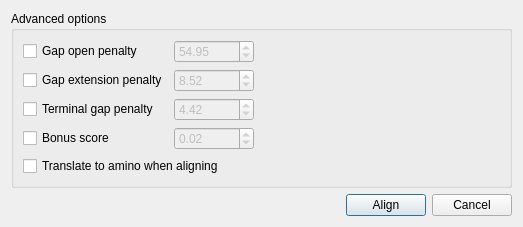
First picture: the form in src/plugins_3rdparty/kalign/src/ui/KalignDialog.ui, repository dualword/ugene-qt4, before the edit.
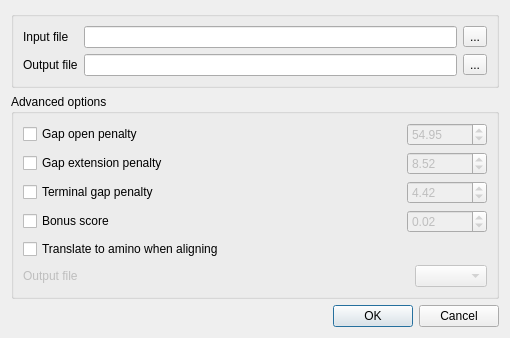
Second picture: the form after the edit.

Patch:
```diff
--- a/src/plugins_3rdparty/kalign/src/ui/KalignDialog.ui
+++ b/src/plugins_3rdparty/kalign/src/ui/KalignDialog.ui
@@ -6,22 +6,105 @@
    <rect>
     <x>0</x>
     <y>0</y>
-    <width>523</width>
-    <height>214</height>
+    <width>510</width>
+    <height>319</height>
    </rect>
   </property>
+  <property name="sizePolicy">
+   <sizepolicy hsizetype="Preferred" vsizetype="Preferred">
+    <horstretch>0</horstretch>
+    <verstretch>0</verstretch>
+   </sizepolicy>
+  </property>
+  <property name="minimumSize">
+   <size>
+    <width>510</width>
+    <height>0</height>
+   </size>
+  </property>
+  <property name="maximumSize">
+   <size>
+    <width>52300</width>
+    <height>32000</height>
+   </size>
+  </property>
   <property name="windowTitle">
    <string>Align with Kalign</string>
   </property>
+  <layout class="QVBoxLayout" name="verticalLayout_2">
+   <item>
   <layout class="QVBoxLayout" name="verticalLayout">
+     <item>
+      <widget class="QGroupBox" name="inputGroupBox">
+       <property name="sizePolicy">
+        <sizepolicy hsizetype="Expanding" vsizetype="Preferred">
+         <horstretch>0</horstretch>
+         <verstretch>0</verstretch>
+        </sizepolicy>
+       </property>
+       <property name="title">
+        <string/>
+       </property>
+       <layout class="QGridLayout" name="gridLayout_3">
+        <item row="0" column="0">
+         <layout class="QGridLayout" name="gridLayout_2">
+          <item row="0" column="0">
+           <widget class="QLabel" name="inputFileLabel">
+            <property name="text">
+             <string>Input file</string>
+            </property>
+           </widget>
+          </item>
+          <item row="0" column="1">
+           <widget class="QLineEdit" name="inputFileLineEdit"/>
+          </item>
+          <item row="0" column="2">
+           <widget class="QToolButton" name="inputFilePathButton">
+            <property name="text">
+             <string>...</string>
+            </property>
+           </widget>
+          </item>
+          <item row="1" column="0">
+           <widget class="QLabel" name="outputFileLabel">
+            <property name="text">
+             <string>Output file</string>
+            </property>
+           </widget>
+          </item>
+          <item row="1" column="1">
+           <widget class="QLineEdit" name="outputFileLineEdit"/>
+          </item>
+          <item row="1" column="2">
+           <widget class="QToolButton" name="outputFilePathButton">
+            <property name="text">
+             <string>...</string>
+            </property>
+           </widget>
+          </item>
+         </layout>
+        </item>
+       </layout>
+      </widget>
+     </item>
    <item>
     <widget class="QGroupBox" name="groupBox_2">
+       <property name="sizePolicy">
+        <sizepolicy hsizetype="Preferred" vsizetype="Preferred">
+         <horstretch>0</horstretch>
+         <verstretch>0</verstretch>
+        </sizepolicy>
+       </property>
      <property name="title">
       <string>Advanced options</string>
      </property>
-     <layout class="QVBoxLayout" name="verticalLayout_2">
-      <item>
-       <layout class="QGridLayout" name="gridLayout">
+       <layout class="QGridLayout" name="gridLayout_10">
+        <item row="0" column="0">
+         <layout class="QGridLayout" name="gridLayout_9">
+          <item row="0" column="0">
+           <layout class="QGridLayout" name="gridLayout_8">
+            <item row="0" column="0">
+             <layout class="QGridLayout" name="gridLayout_6">
         <item row="0" column="0">
          <widget class="QCheckBox" name="gapOpenCheckBox">
           <property name="enabled">
@@ -33,6 +116,19 @@
          </widget>
         </item>
         <item row="0" column="1">
+               <spacer name="horizontalSpacer_3">
+                <property name="orientation">
+                 <enum>Qt::Horizontal</enum>
+                </property>
+                <property name="sizeHint" stdset="0">
+                 <size>
+                  <width>255</width>
+                  <height>17</height>
+                 </size>
+                </property>
+               </spacer>
+              </item>
+              <item row="0" column="2">
          <widget class="QDoubleSpinBox" name="gapOpenSpinBox">
           <property name="enabled">
            <bool>false</bool>
@@ -51,20 +147,11 @@
           </property>
          </widget>
         </item>
-        <item row="0" column="2">
-         <spacer name="horizontalSpacer_3">
-          <property name="orientation">
-           <enum>Qt::Horizontal</enum>
-          </property>
-          <property name="sizeHint" stdset="0">
-           <size>
-            <width>255</width>
-            <height>17</height>
-           </size>
-          </property>
-         </spacer>
+             </layout>
         </item>
         <item row="1" column="0">
+             <layout class="QGridLayout" name="gridLayout_7">
+              <item row="0" column="0">
          <widget class="QCheckBox" name="gapExtensionPenaltyCheckBox">
           <property name="enabled">
            <bool>true</bool>
@@ -74,7 +161,20 @@
           </property>
          </widget>
         </item>
-        <item row="1" column="1">
+              <item row="0" column="1">
+               <spacer name="horizontalSpacer_4">
+                <property name="orientation">
+                 <enum>Qt::Horizontal</enum>
+                </property>
+                <property name="sizeHint" stdset="0">
+                 <size>
+                  <width>248</width>
+                  <height>20</height>
+                 </size>
+                </property>
+               </spacer>
+              </item>
+              <item row="0" column="2">
          <widget class="QDoubleSpinBox" name="gapExtensionPenaltySpinBox">
           <property name="enabled">
            <bool>false</bool>
@@ -93,20 +193,11 @@
           </property>
          </widget>
         </item>
-        <item row="1" column="2">
-         <spacer name="horizontalSpacer_4">
-          <property name="orientation">
-           <enum>Qt::Horizontal</enum>
-          </property>
-          <property name="sizeHint" stdset="0">
-           <size>
-            <width>255</width>
-            <height>20</height>
-           </size>
-          </property>
-         </spacer>
+             </layout>
         </item>
         <item row="2" column="0">
+             <layout class="QGridLayout" name="gridLayout_5">
+              <item row="0" column="0">
          <widget class="QCheckBox" name="terminalGapCheckBox">
           <property name="enabled">
            <bool>true</bool>
@@ -116,7 +207,20 @@
           </property>
          </widget>
         </item>
-        <item row="2" column="1">
+              <item row="0" column="1">
+               <spacer name="horizontalSpacer_5">
+                <property name="orientation">
+                 <enum>Qt::Horizontal</enum>
+                </property>
+                <property name="sizeHint" stdset="0">
+                 <size>
+                  <width>255</width>
+                  <height>17</height>
+                 </size>
+                </property>
+               </spacer>
+              </item>
+              <item row="0" column="2">
          <widget class="QDoubleSpinBox" name="terminalGapSpinBox">
           <property name="enabled">
            <bool>false</bool>
@@ -135,20 +239,11 @@
           </property>
          </widget>
         </item>
-        <item row="2" column="2">
-         <spacer name="horizontalSpacer_5">
-          <property name="orientation">
-           <enum>Qt::Horizontal</enum>
-          </property>
-          <property name="sizeHint" stdset="0">
-           <size>
-            <width>255</width>
-            <height>17</height>
-           </size>
-          </property>
-         </spacer>
+             </layout>
         </item>
         <item row="3" column="0">
+             <layout class="QGridLayout" name="gridLayout">
+              <item row="0" column="0">
          <widget class="QCheckBox" name="bonusScoreCheckBox">
           <property name="enabled">
            <bool>true</bool>
@@ -158,7 +253,20 @@
           </property>
          </widget>
         </item>
-        <item row="3" column="1">
+              <item row="0" column="1">
+               <spacer name="horizontalSpacer_6">
+                <property name="orientation">
+                 <enum>Qt::Horizontal</enum>
+                </property>
+                <property name="sizeHint" stdset="0">
+                 <size>
+                  <width>255</width>
+                  <height>17</height>
+                 </size>
+                </property>
+               </spacer>
+              </item>
+              <item row="0" column="2">
          <widget class="QDoubleSpinBox" name="bonusScoreSpinBox">
           <property name="enabled">
            <bool>false</bool>
@@ -177,48 +285,31 @@
           </property>
          </widget>
         </item>
-        <item row="3" column="2">
-         <spacer name="horizontalSpacer_6">
-          <property name="orientation">
-           <enum>Qt::Horizontal</enum>
-          </property>
-          <property name="sizeHint" stdset="0">
-           <size>
-            <width>255</width>
-            <height>17</height>
-           </size>
-          </property>
-         </spacer>
+             </layout>
         </item>
        </layout>
       </item>
-      <item>
+          <item row="1" column="0">
        <widget class="QCheckBox" name="translateCheckBox">
         <property name="text">
          <string>Translate to amino when aligning</string>
         </property>
        </widget>
       </item>
-     </layout>
-    </widget>
-   </item>
-   <item>
-    <spacer name="verticalSpacer">
-     <property name="orientation">
-      <enum>Qt::Vertical</enum>
-     </property>
-     <property name="sizeHint" stdset="0">
-      <size>
-       <width>20</width>
-       <height>3</height>
-      </size>
-     </property>
-    </spacer>
-   </item>
-   <item>
-    <layout class="QHBoxLayout" name="horizontalLayout">
-     <item>
-      <spacer name="horizontalSpacer">
+          <item row="2" column="0">
+           <layout class="QGridLayout" name="gridLayout_4">
+            <item row="0" column="0">
+             <widget class="QLabel" name="label">
+              <property name="enabled">
+               <bool>false</bool>
+              </property>
+              <property name="text">
+               <string>Output file</string>
+              </property>
+             </widget>
+            </item>
+            <item row="0" column="1">
+             <spacer name="horizontalSpacer_2">
        <property name="orientation">
         <enum>Qt::Horizontal</enum>
        </property>
@@ -230,25 +321,29 @@
        </property>
       </spacer>
      </item>
-     <item>
-      <widget class="QPushButton" name="alignButton">
-       <property name="text">
-        <string>Align</string>
-       </property>
-       <property name="default">
-        <bool>true</bool>
-       </property>
-      </widget>
-     </item>
-     <item>
-      <widget class="QPushButton" name="cancelButton">
-       <property name="text">
-        <string>Cancel</string>
-       </property>
+            <item row="0" column="2">
+             <widget class="QComboBox" name="translationTableBox">
+              <property name="enabled">
+               <bool>false</bool>
+              </property>
+             </widget>
+            </item>
+           </layout>
+          </item>
+         </layout>
+        </item>
+       </layout>
       </widget>
      </item>
     </layout>
    </item>
+   <item>
+    <widget class="QDialogButtonBox" name="buttonBox">
+     <property name="standardButtons">
+      <set>QDialogButtonBox::Cancel|QDialogButtonBox::Ok</set>
+     </property>
+    </widget>
+   </item>
   </layout>
  </widget>
  <resources/>
```
Left out of the diff: 96 changed lines with no effect on the pictures. Lines whose indentation alone changed are shown as unchanged.
